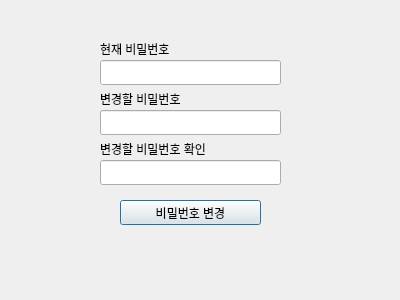
Qt form VIPclient/change_pw.ui (IOT-summer-festival/summer-festival) before a commit.
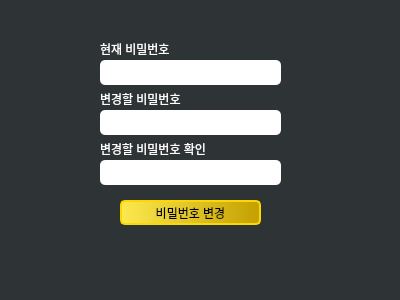
The same form after that commit.

Patch:
```diff
--- a/VIPclient/change_pw.ui
+++ b/VIPclient/change_pw.ui
@@ -13,6 +13,10 @@
   <property name="windowTitle">
    <string>Dialog</string>
   </property>
+  <property name="styleSheet">
+   <string notr="true">background-color: rgb(46, 52, 54);
+color: rgb(255, 255, 255);</string>
+  </property>
   <widget class="QPushButton" name="change_Btn">
    <property name="geometry">
     <rect>
@@ -22,6 +26,13 @@
      <height>25</height>
     </rect>
    </property>
+   <property name="styleSheet">
+    <string notr="true">color: rgb(0, 0, 0);
+background-color: qlineargradient(spread:pad, x1:0, y1:0, x2:1, y2:0, stop:0 rgba(252, 233, 79), stop:1 rgba(196, 160, 0));
+border: 2px solid rgb(255, 215, 0);
+border-radius: 5px;
+</string>
+   </property>
    <property name="text">
     <string>비밀번호 변경</string>
    </property>
@@ -35,6 +46,11 @@
      <height>25</height>
     </rect>
    </property>
+   <property name="styleSheet">
+    <string notr="true">color: rgb(0, 0, 0);
+background-color: white;
+border-radius: 5px;</string>
+   </property>
   </widget>
   <widget class="QLineEdit" name="ch_pw">
    <property name="geometry">
@@ -45,6 +61,11 @@
      <height>25</height>
     </rect>
    </property>
+   <property name="styleSheet">
+    <string notr="true">color: rgb(0, 0, 0);
+background-color: white;
+border-radius: 5px;</string>
+   </property>
   </widget>
   <widget class="QLineEdit" name="ck_ch_pw">
    <property name="geometry">
@@ -55,6 +76,11 @@
      <height>25</height>
     </rect>
    </property>
+   <property name="styleSheet">
+    <string notr="true">color: rgb(0, 0, 0);
+background-color: white;
+border-radius: 5px;</string>
+   </property>
   </widget>
   <widget class="QLabel" name="label">
    <property name="geometry">
@@ -65,6 +91,9 @@
      <height>17</height>
     </rect>
    </property>
+   <property name="styleSheet">
+    <string notr="true">color: rgb(255, 255, 255);</string>
+   </property>
    <property name="text">
     <string>변경할 비밀번호 확인</string>
    </property>
@@ -78,6 +107,9 @@
      <height>17</height>
     </rect>
    </property>
+   <property name="styleSheet">
+    <string notr="true">color: rgb(255, 255, 255);</string>
+   </property>
    <property name="text">
     <string>변경할 비밀번호</string>
    </property>
@@ -91,6 +123,9 @@
      <height>17</height>
     </rect>
    </property>
+   <property name="styleSheet">
+    <string notr="true">color: rgb(255, 255, 255);</string>
+   </property>
    <property name="text">
     <string>현재 비밀번호</string>
    </property>
```
